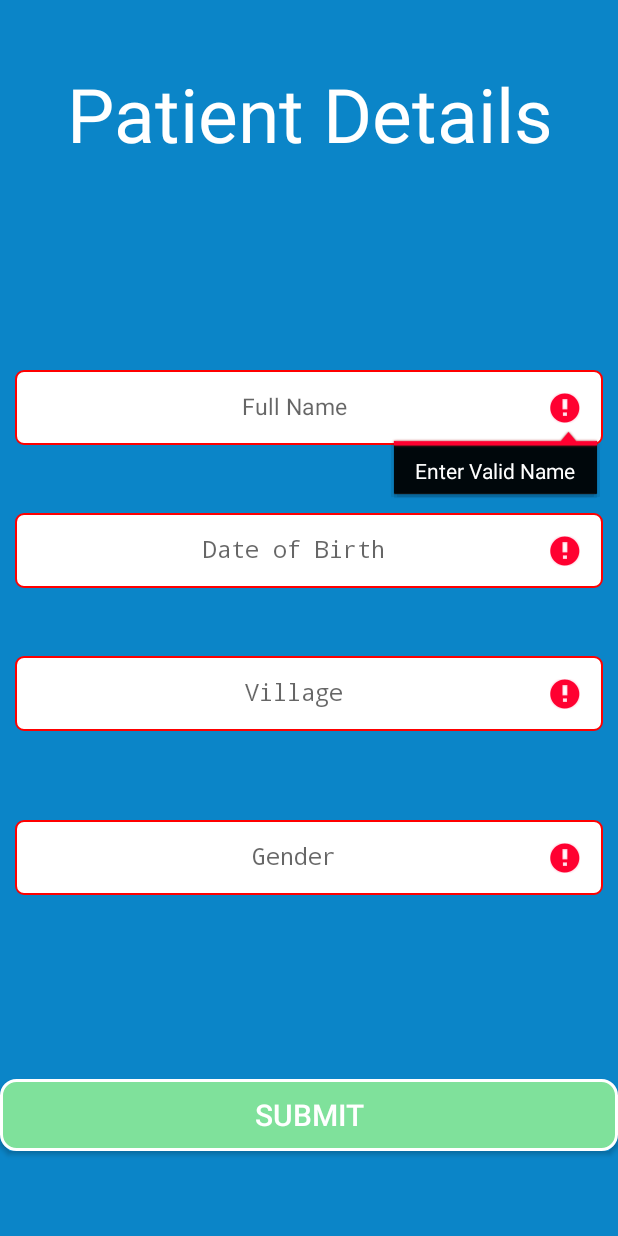
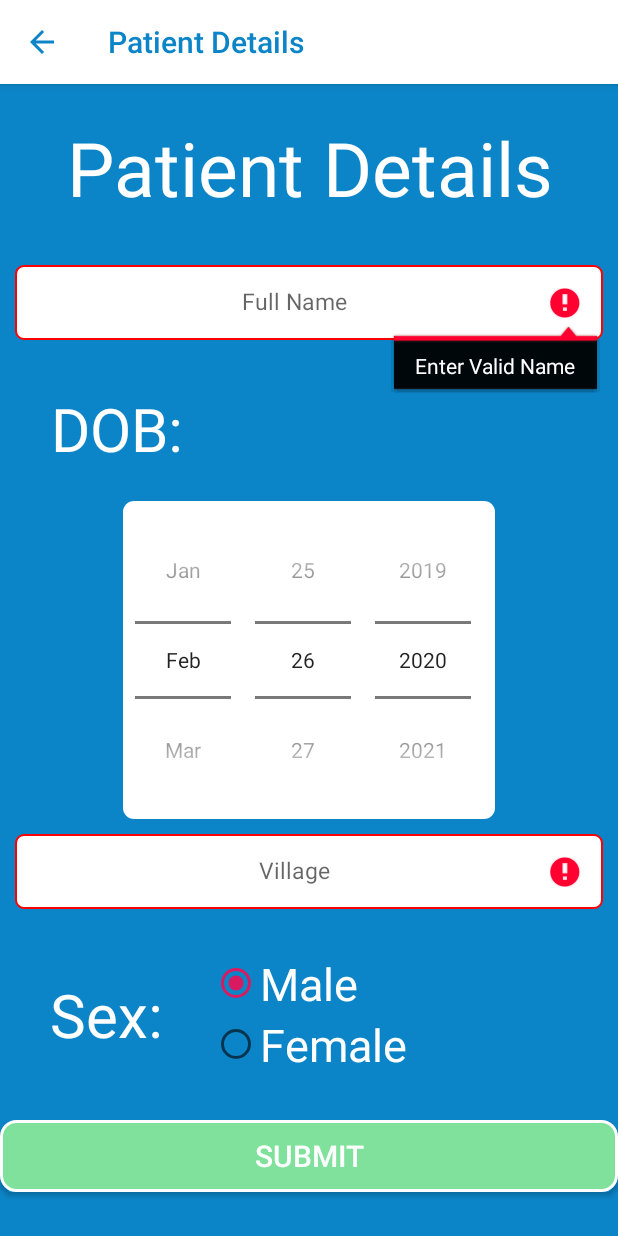
Before and after one commit to 4gp2/trocaire, an Android app: the Patient_details screen opened directly, with no data from a screen before it, after a tap on "SUBMIT", on a phone screen of 412 x 824 dp. Run offline under Robolectric (Android 15) with nearby library versions, the light colour scheme and no system bars.

Commit message:
Updated patient details page to line up with json schema

```diff
--- a/frontend_app/app/src/main/java/com/example/trocaire_disease_outbreak_manager/Patient_details.java
+++ b/frontend_app/app/src/main/java/com/example/trocaire_disease_outbreak_manager/Patient_details.java
@@ -1,6 +1,6 @@
 package com.example.trocaire_disease_outbreak_manager;
 
-import android.app.Activity;
+import android.annotation.SuppressLint;
 import android.content.Intent;
 import android.graphics.Color;
 import android.graphics.drawable.ColorDrawable;
@@ -8,19 +8,34 @@ import android.os.Bundle;
 import android.text.Html;
 import android.view.View;
 import android.widget.Button;
+import android.widget.DatePicker;
 import android.widget.EditText;
+import android.widget.RadioButton;
+import android.widget.RadioGroup;
+import android.widget.Toast;
 
 import androidx.appcompat.app.ActionBar;
 import androidx.appcompat.app.AppCompatActivity;
 
+import java.text.ParseException;
+import java.text.SimpleDateFormat;
+import java.util.Calendar;
+import java.util.Date;
 
 
-public class Patient_details extends Activity implements View.OnClickListener {
+public class Patient_details extends AppCompatActivity implements View.OnClickListener {
 
     @Override
     public void onCreate(Bundle savedInstanceState) {
         super.onCreate(savedInstanceState);
         setContentView(R.layout.patient_details);
+
+        ActionBar bar = getSupportActionBar();
+        assert bar != null;
+        bar.setBackgroundDrawable(new ColorDrawable(Color.parseColor("#ffffff")));
+        bar.setTitle(Html.fromHtml("<font color='#0B85C8'>Patient Details</font>"));
+        bar.setDisplayHomeAsUpEnabled(true);
+        bar.setHomeAsUpIndicator(R.drawable.ic_arrow_back_black_24dp);
 
 
         Button submit = findViewById(R.id.btn_submit_patient_details);
@@ -31,14 +46,34 @@ public class Patient_details extends Activity implements View.OnClickListener {
     @Override
     public void onClick(View view) {
 
+
         EditText  village = findViewById(R.id.et_village);
-        EditText  gender = findViewById(R.id.et_gender);
-        EditText DOB = findViewById(R.id.et_DOB);
         EditText fullName = findViewById(R.id.et_full_name);
 
+        RadioGroup radioSexGroup = findViewById(R.id.radioSex);
+        DatePicker datePicker = findViewById(R.id.dp_DOB);
+        int day = datePicker.getDayOfMonth();
+        int month = datePicker.getMonth() + 1;
+        int year = datePicker.getYear();
+
+        String sDate = day + "-"+ month + "-" + year;
+
+        @SuppressLint("SimpleDateFormat") SimpleDateFormat sdf = new SimpleDateFormat(
+                "dd-MM-yyyy");
+
+        Date date = null;
+        try {
+            date = sdf.parse(sDate);
+        } catch (ParseException e) {
+            e.printStackTrace();
+        }
+
+        Calendar c = Calendar.getInstance();
+
+        int time_difference = c.getTime().compareTo(date);
+
+
         String village_string = village.getText().toString();
-        String gender_string = gender.getText().toString();
-        String DOB_string = DOB.getText().toString();
         String fullName_string = fullName.getText().toString();
 
         if (village_string.isEmpty()) {
@@ -48,19 +83,6 @@ public class Patient_details extends Activity implements View.OnClickListener {
             village.setBackgroundResource(R.drawable.rounded_edittext_box);
         }
 
-        if (gender_string.isEmpty()) {
-            gender.setError("Enter Valid Gender");
-            gender.setBackgroundResource(R.drawable.rounded_edittext_error);
-        } else {
-            gender.setBackgroundResource(R.drawable.rounded_edittext_box);
-        }
-
-        if (DOB_string.isEmpty()) {
-            DOB.setError("Enter Valid DOB");
-            DOB.setBackgroundResource(R.drawable.rounded_edittext_error);
-        } else {
-            DOB.setBackgroundResource(R.drawable.rounded_edittext_box);
-        }
 
         if (fullName_string.isEmpty()) {
             fullName.setError("Enter Valid Name");
@@ -69,7 +91,17 @@ public class Patient_details extends Activity implements View.OnClickListener {
             fullName.setBackgroundResource(R.drawable.rounded_edittext_box);
         }
 
-        if (!fullName_string.isEmpty() && !gender_string.isEmpty() && !village_string.isEmpty() && !DOB_string.isEmpty()) {
+        if (time_difference < 0){
+            Toast.makeText(getApplication(),
+                    "Enter date before todays date", Toast.LENGTH_SHORT).show();
+        }
+
+        else if (!fullName_string.isEmpty() && !village_string.isEmpty()) {
+
+
+            int selectedId = radioSexGroup.getCheckedRadioButtonId();
+            RadioButton radioSexButton = findViewById(selectedId);
+            // TODO pass into JSON object here
             Intent con = new Intent(view.getContext(), Symptoms_input.class);
             view.getContext().startActivity(con);
         }
@@ -77,5 +109,12 @@ public class Patient_details extends Activity implements View.OnClickListener {
     }
 
 
+    @Override
+    public boolean onSupportNavigateUp() {
+        onBackPressed();
+        return true;
+    }
+
+
 
 }
--- a/frontend_app/app/src/main/res/layout/patient_details.xml
+++ b/frontend_app/app/src/main/res/layout/patient_details.xml
@@ -13,75 +13,44 @@
         android:id="@+id/tv_title"
         android:layout_width="match_parent"
         android:layout_height="wrap_content"
-        android:layout_marginBottom="96dp"
         android:gravity="center"
         android:text="Patient Details"
         android:textColor="#ffffff"
         android:textSize="50sp"
         app:layout_constraintBottom_toTopOf="@+id/et_full_name"
         app:layout_constraintEnd_toEndOf="parent"
+        app:layout_constraintHorizontal_bias="0.5"
         app:layout_constraintStart_toStartOf="parent"
         app:layout_constraintTop_toTopOf="parent" />
+
 
     <EditText
         android:id="@+id/et_full_name"
         style="@style/rounded_edittext_style"
         android:layout_width="match_parent"
         android:layout_height="50dp"
-        android:layout_marginLeft="20dp"
-        android:layout_marginRight="20dp"
-        android:layout_marginBottom="10dp"
         android:hint="Full Name"
         android:inputType="textEmailAddress"
         android:padding="15dp"
         android:textSize="15sp"
+        app:layout_constraintBottom_toTopOf="@+id/textView3"
+        app:layout_constraintEnd_toEndOf="parent"
+        app:layout_constraintHorizontal_bias="0.5"
+        app:layout_constraintStart_toStartOf="parent"
+        app:layout_constraintTop_toBottomOf="@+id/tv_title" />
+
+    <DatePicker
+        android:id="@+id/dp_DOB"
+        style="@style/rounded_edittext_style"
+        android:layout_width="wrap_content"
+        android:layout_height="wrap_content"
+        android:calendarViewShown="false"
+        android:datePickerMode="spinner"
         app:layout_constraintBottom_toBottomOf="parent"
         app:layout_constraintEnd_toEndOf="parent"
-        app:layout_constraintHorizontal_bias="0.473"
+        app:layout_constraintHorizontal_bias="0.5"
         app:layout_constraintStart_toStartOf="parent"
-        app:layout_constraintTop_toTopOf="parent"
-        app:layout_constraintVertical_bias="0.314" />
-
-
-    <EditText
-        android:id="@+id/et_DOB"
-        style="@style/rounded_edittext_style"
-        android:layout_width="match_parent"
-        android:layout_height="50dp"
-        android:layout_centerHorizontal="true"
-        android:layout_centerVertical="true"
-        android:layout_marginLeft="20dp"
-        android:layout_marginRight="20dp"
-        android:hint="Date of Birth"
-        android:inputType="textPassword"
-        android:padding="15dp"
-        android:textSize="15sp"
-        app:layout_constraintBottom_toBottomOf="parent"
-        app:layout_constraintEnd_toEndOf="parent"
-        app:layout_constraintHorizontal_bias="0.526"
-        app:layout_constraintStart_toStartOf="parent"
-        app:layout_constraintTop_toBottomOf="@+id/et_full_name"
-        app:layout_constraintVertical_bias="0.077" />
-
-    <EditText
-        android:id="@+id/et_gender"
-        style="@style/rounded_edittext_style"
-        android:layout_width="match_parent"
-        android:layout_height="50dp"
-        android:layout_centerHorizontal="true"
-        android:layout_centerVertical="true"
-        android:layout_marginLeft="20dp"
-        android:layout_marginRight="20dp"
-        android:hint="Gender"
-        android:inputType="textPassword"
-        android:padding="15dp"
-        android:textSize="15sp"
-        app:layout_constraintBottom_toBottomOf="parent"
-        app:layout_constraintEnd_toEndOf="parent"
-        app:layout_constraintHorizontal_bias="0.473"
-        app:layout_constraintStart_toStartOf="parent"
-        app:layout_constraintTop_toBottomOf="@+id/et_full_name"
-        app:layout_constraintVertical_bias="0.525" />
+        app:layout_constraintTop_toTopOf="parent" />
 
     <EditText
         android:id="@+id/et_village"
@@ -90,32 +59,86 @@
         android:layout_height="50dp"
         android:layout_centerHorizontal="true"
         android:layout_centerVertical="true"
-        android:layout_marginLeft="20dp"
-        android:layout_marginRight="20dp"
+        android:layout_marginTop="16dp"
         android:hint="Village"
         android:inputType="textPassword"
         android:padding="15dp"
         android:textSize="15sp"
-        app:layout_constraintBottom_toBottomOf="parent"
         app:layout_constraintEnd_toEndOf="parent"
+        app:layout_constraintHorizontal_bias="0.5"
         app:layout_constraintStart_toStartOf="parent"
-        app:layout_constraintTop_toBottomOf="@+id/et_DOB"
-        app:layout_constraintVertical_bias="0.098" />
-
+        app:layout_constraintTop_toBottomOf="@+id/dp_DOB" />
 
     <Button
         android:id="@+id/btn_submit_patient_details"
         style="@style/button_style"
         android:layout_width="match_parent"
         android:layout_height="wrap_content"
-        android:layout_marginTop="52dp"
         android:text="Submit"
         android:textColor="@android:color/white"
         android:textSize="20dp"
         app:layout_constraintBottom_toBottomOf="parent"
+        app:layout_constraintEnd_toEndOf="parent"
+        app:layout_constraintHorizontal_bias="0.5"
         app:layout_constraintStart_toStartOf="parent"
-        app:layout_constraintTop_toBottomOf="@+id/et_village"
-        app:layout_constraintVertical_bias="0.761" />
+        app:layout_constraintTop_toBottomOf="@+id/radioSex" />
+
+
+    <TextView
+        android:id="@+id/textView3"
+        android:layout_width="wrap_content"
+        android:layout_height="wrap_content"
+        android:layout_marginEnd="208dp"
+        android:layout_marginRight="208dp"
+        android:text="DOB:"
+        android:textColor="#ffffff"
+        android:textSize="40dp"
+        app:layout_constraintBottom_toTopOf="@+id/dp_DOB"
+        app:layout_constraintEnd_toEndOf="@+id/dp_DOB"
+        app:layout_constraintTop_toBottomOf="@+id/et_full_name"
+        app:layout_constraintVertical_bias="0.574" />
+
+    <RadioGroup
+        android:id="@+id/radioSex"
+        android:layout_width="wrap_content"
+        android:layout_height="wrap_content"
+        app:layout_constraintBottom_toTopOf="@+id/btn_submit_patient_details"
+        app:layout_constraintEnd_toEndOf="parent"
+        app:layout_constraintHorizontal_bias="0.5"
+        app:layout_constraintStart_toStartOf="parent"
+        app:layout_constraintTop_toBottomOf="@+id/et_village">
+
+        <RadioButton
+            android:id="@+id/radioMale"
+            android:layout_width="wrap_content"
+            android:layout_height="wrap_content"
+            android:checked="true"
+            android:text="Male"
+            android:textColor="#ffffff"
+            android:textSize="30dp" />
+
+        <RadioButton
+            android:id="@+id/radioFemale"
+            android:layout_width="wrap_content"
+            android:layout_height="wrap_content"
+            android:text="Female"
+            android:textColor="#ffffff"
+            android:textSize="30dp" />
+
+    </RadioGroup>
+
+    <TextView
+        android:id="@+id/textView2"
+        android:layout_width="wrap_content"
+        android:layout_height="wrap_content"
+        android:text="Sex:"
+        android:textColor="#ffffff"
+        android:textSize="40dp"
+        app:layout_constraintBottom_toTopOf="@+id/btn_submit_patient_details"
+        app:layout_constraintEnd_toStartOf="@+id/radioSex"
+        app:layout_constraintHorizontal_bias="0.5"
+        app:layout_constraintStart_toStartOf="parent"
+        app:layout_constraintTop_toBottomOf="@+id/et_village" />
 
 
 </androidx.constraintlayout.widget.ConstraintLayout>
```
